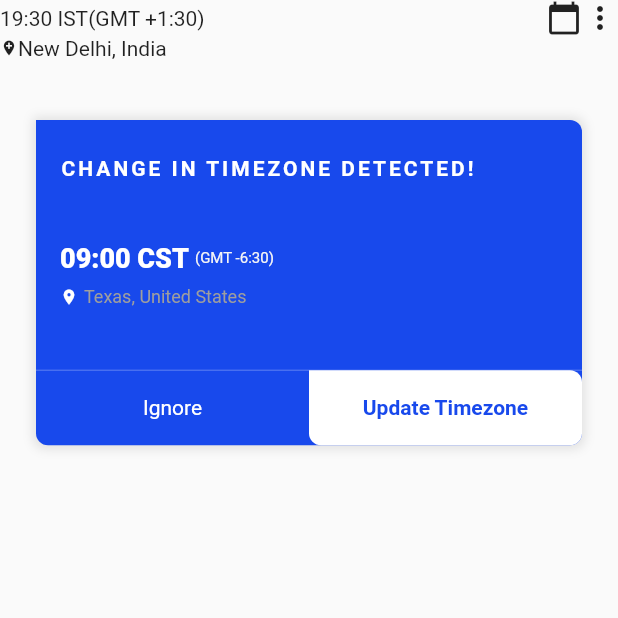
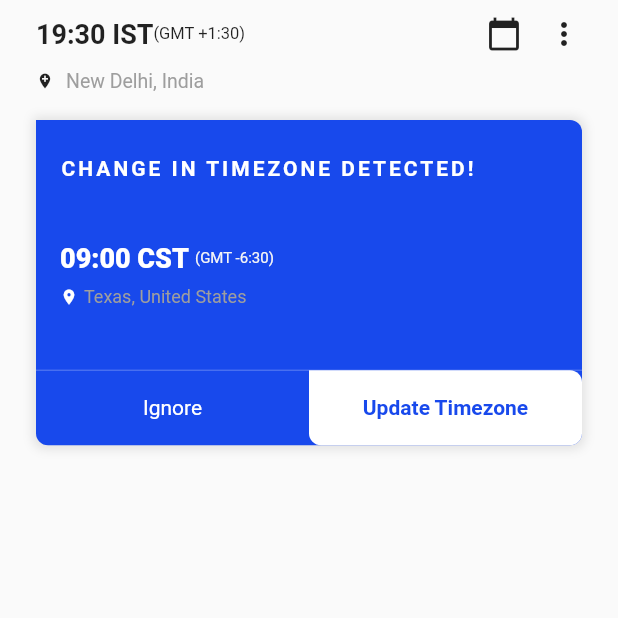
Before and after one commit to JAICHANGPARK/flutter_notebook_2nd_story, a Flutter app: the screen it shows after launch, on a phone screen of 412 x 824 dp, the top half of it. Run offline on Flutter 3.47's test engine with Material 2 defaults, Android fonts, the phone set to English and light mode, and no system bars; our stand-ins replace avatar_glow, badges, bubble_bottom_bar, camera, fluttertoast, google_maps_flutter and 2 more; missing offline and left inert: flutter_particles, snappable.

Commit message:
Update main_page.dart

```diff
--- a/lib/smart_calendar_app/main_page.dart
+++ b/lib/smart_calendar_app/main_page.dart
@@ -27,25 +27,38 @@ class _HomePageState extends State<HomePage> {
             left: true,
             child: Container(
               height: 64,
+              padding: EdgeInsets.only(left: 24, right: 24, top: 8),
               child: Column(
+                mainAxisAlignment: MainAxisAlignment.center,
                 crossAxisAlignment: CrossAxisAlignment.start,
                 children: <Widget>[
                   Row(
                     children: <Widget>[
-                      Text("19:30 IST"),
-                      Text("(GMT +1:30)"),
+                      Text("19:30 IST",style: TextStyle(
+                        fontWeight: FontWeight.bold,
+                        fontSize: 18
+                      ),),
+                      Text("(GMT +1:30)",style: TextStyle(
+                        fontSize: 11,
+                      ),),
                       Spacer(),
                       Icon(Icons.calendar_today),
+                      SizedBox(width: 16,),
                       Icon(Icons.more_vert),
                     ],
                   ),
+                  SizedBox(height: 12,),
                   Row(
                     children: <Widget>[
                       Icon(
                         Icons.add_location,
                         size: 12,
                       ),
-                      Text("New Delhi, India")
+                      SizedBox(width: 8,),
+                      Text("New Delhi, India", style: TextStyle(
+                        fontSize: 13,
+                        color: Colors.grey,
+                      ),)
                     ],
                   )
                 ],
```
